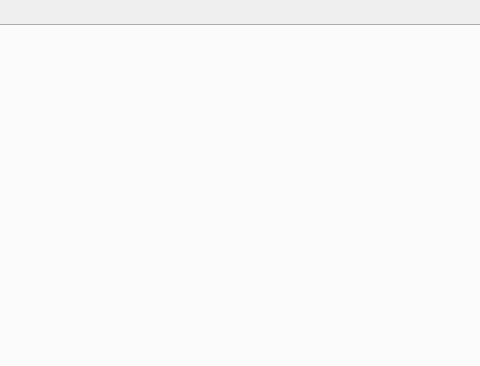
Qt form MontyHallGUI.ui (AriesTheDesty/MontyHallGameProject) before a commit; both pictures show x 337 to 817 and y 0 to 366 of the 900 by 550 pixel window.
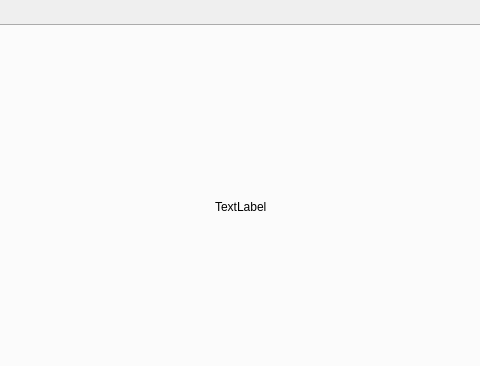
The same form after that commit. The open tabs and pages were chosen to show the change. Icons and pictures are not drawn.

What changed in the file:
```diff
--- a/MontyHallGUI.ui
+++ b/MontyHallGUI.ui
@@ -389,6 +389,19 @@
       <string>Stay</string>
      </property>
     </widget>
+    <widget class="QLabel" name="label_game_instructions">
+     <property name="geometry">
+      <rect>
+       <x>550</x>
+       <y>10</y>
+       <width>331</width>
+       <height>341</height>
+      </rect>
+     </property>
+     <property name="text">
+      <string>TextLabel</string>
+     </property>
+    </widget>
    </widget>
    <widget class="QWidget" name="screen_stats">
     <attribute name="title">
```
Left out of the diff: 4 changed lines with no effect on the pictures.
